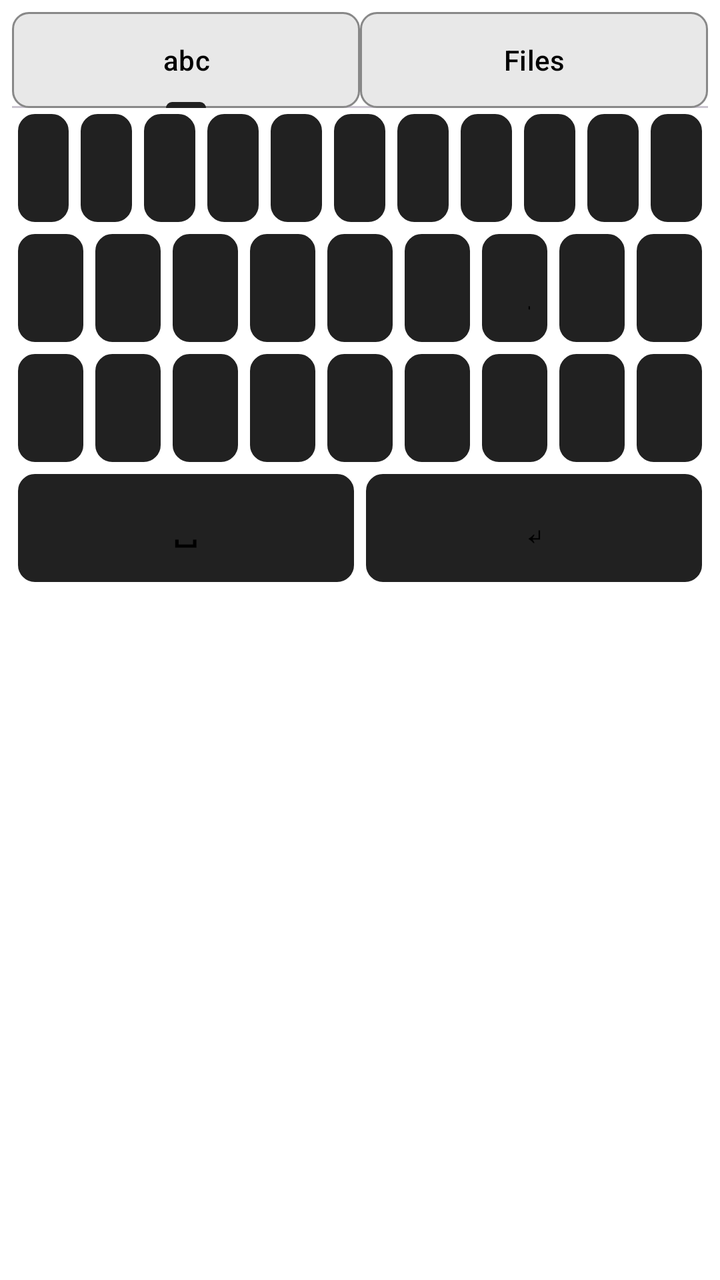
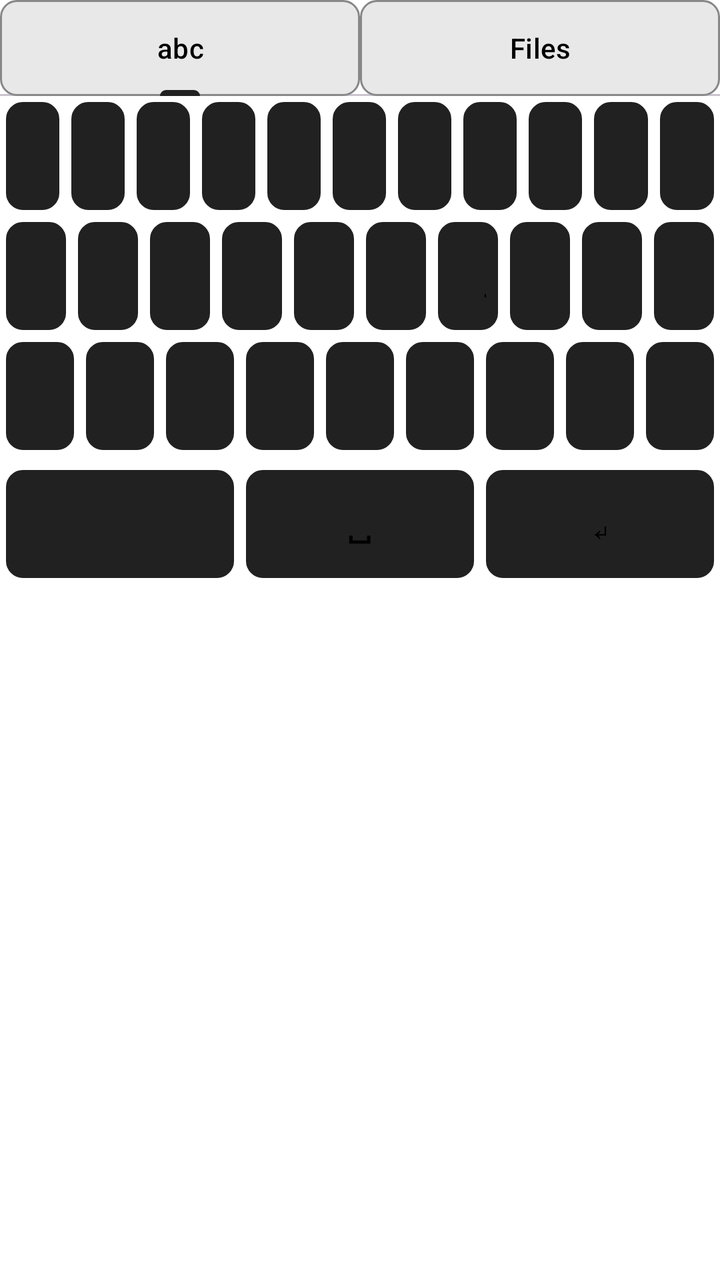

Before-and-after screenshots of an Android layout around one commit, followed by the original layout XML and the change that was made.
<!-- AndroidManifest.xml: application theme Theme.KeyTab -->
<!-- res/layout/keyboard_view.xml -->
<?xml version="1.0" encoding="utf-8"?>
<LinearLayout xmlns:android="http://schemas.android.com/apk/res/android"
    xmlns:app="http://schemas.android.com/apk/res-auto"
    android:layout_width="match_parent"
    android:layout_height="wrap_content"
    android:orientation="vertical"
    android:background="@color/kbd_bg"
    android:padding="6dp">

    
    <com.google.android.material.tabs.TabLayout
        android:id="@+id/ime_tabs"
        android:layout_width="match_parent"
        android:layout_height="wrap_content"
        app:tabMode="fixed"
        app:tabGravity="fill"
        app:tabIndicatorColor="@color/primary"
        app:tabSelectedTextColor="@color/text_primary"
        app:tabTextColor="@color/tab_text"
        app:tabBackground="@drawable/key_bg">

        <com.google.android.material.tabs.TabItem
            android:layout_width="wrap_content"
            android:layout_height="wrap_content"
            android:text="@string/ime_tab_letters" />

        <com.google.android.material.tabs.TabItem
            android:layout_width="wrap_content"
            android:layout_height="wrap_content"
            android:text="@string/ime_tab_files" />
    </com.google.android.material.tabs.TabLayout>

    <FrameLayout
        android:id="@+id/kb_container"
        android:layout_width="match_parent"
        android:layout_height="wrap_content">

        
        <LinearLayout
            android:id="@+id/kb_panel"
            android:layout_width="match_parent"
            android:layout_height="wrap_content"
            android:orientation="vertical">

            
            <LinearLayout style="@style/KeyRow">
                <Button style="@style/KeyDark" android:tag="letter" android:text="q" />
                <Button style="@style/KeyDark" android:tag="letter" android:text="w" />
                <Button style="@style/KeyDark" android:tag="letter" android:text="e" />
                <Button style="@style/KeyDark" android:tag="letter" android:text="r" />
                <Button style="@style/KeyDark" android:tag="letter" android:text="t" />
                <Button style="@style/KeyDark" android:tag="letter" android:text="z" />
                <Button style="@style/KeyDark" android:tag="letter" android:text="u" />
                <Button style="@style/KeyDark" android:tag="letter" android:text="i" />
                <Button style="@style/KeyDark" android:tag="letter" android:text="o" />
                <Button style="@style/KeyDark" android:tag="letter" android:text="p" />
                <Button style="@style/KeyDark" android:id="@+id/key_tab" android:text="@string/key_tab_label" />
            </LinearLayout>

            
            <LinearLayout style="@style/KeyRow">
                <Button style="@style/KeyDark" android:tag="letter" android:text="a" />
                <Button style="@style/KeyDark" android:tag="letter" android:text="s" />
                <Button style="@style/KeyDark" android:tag="letter" android:text="d" />
                <Button style="@style/KeyDark" android:tag="letter" android:text="f" />
                <Button style="@style/KeyDark" android:tag="letter" android:text="g" />
                <Button style="@style/KeyDark" android:tag="letter" android:text="h" />
                <Button style="@style/KeyDark" android:tag="letter" android:text="j" />
                <Button style="@style/KeyDark" android:tag="letter" android:text="k" />
                <Button style="@style/KeyDark" android:tag="letter" android:text="l" />
            </LinearLayout>

            
            <LinearLayout style="@style/KeyRow">
                <Button style="@style/KeyDark" android:id="@+id/key_shift" android:text="@string/key_shift_label" />
                <Button style="@style/KeyDark" android:tag="letter" android:text="y" />
                <Button style="@style/KeyDark" android:tag="letter" android:text="x" />
                <Button style="@style/KeyDark" android:tag="letter" android:text="c" />
                <Button style="@style/KeyDark" android:tag="letter" android:text="v" />
                <Button style="@style/KeyDark" android:tag="letter" android:text="b" />
                <Button style="@style/KeyDark" android:tag="letter" android:text="n" />
                <Button style="@style/KeyDark" android:tag="letter" android:text="m" />
                <Button style="@style/KeyDark" android:id="@+id/key_del" android:text="@string/key_del_label" />
            </LinearLayout>

            
            <LinearLayout style="@style/KeyRow">
                <Button style="@style/KeyDark" android:id="@+id/key_space" android:text="@string/key_space_label" />
                <Button style="@style/KeyDark" android:id="@+id/key_enter" android:text="@string/key_enter_label" />
            </LinearLayout>
        </LinearLayout>

        
        <LinearLayout
            android:id="@+id/file_panel"
            android:layout_width="match_parent"
            android:layout_height="wrap_content"
            android:orientation="vertical"
            android:visibility="gone">

            <LinearLayout
                android:layout_width="match_parent"
                android:layout_height="wrap_content"
                android:orientation="horizontal"
                android:gravity="center_vertical">

                <Button
                    android:id="@+id/btn_back_dir"
                    style="@style/KeyDark"
                    android:text="@string/up_dir" />

                <TextView
                    android:id="@+id/file_dir"
                    android:layout_width="0dp"
                    android:layout_height="wrap_content"
                    android:layout_weight="1"
                    android:singleLine="true"
                    android:ellipsize="start"
                    android:textColor="@color/text_primary"
                    android:padding="6dp" />
            </LinearLayout>

            <ListView
                android:id="@+id/file_list"
                android:layout_width="match_parent"
                android:layout_height="300dp"
                android:background="@color/list_bg" />
        </LinearLayout>
    </FrameLayout>
</LinearLayout>
<!-- resources referenced by this layout -->
<resources>
  <color name="kbd_bg">#FFFFFF</color>
  <color name="list_bg">#F2F2F2</color>
  <color name="primary">#212121</color>
  <color name="tab_text">#000000</color>
  <color name="text_primary">#000000</color>
  <!-- drawable key_bg (drawable) -->
  <?xml version="1.0" encoding="utf-8"?>
  <shape xmlns:android="http://schemas.android.com/apk/res/android">
      <solid android:color="@color/key_bg" />
      <stroke android:width="1dp" android:color="@color/key_outline" />
      <corners android:radius="8dp" />
  </shape>
  <string name="ime_tab_files">Files</string>
  <string name="ime_tab_letters">abc</string>
  <string name="key_del_label">⌫</string>
  <string name="key_enter_label">↵</string>
  <string name="key_shift_label">⇧</string>
  <string name="key_space_label">␣</string>
  <string name="key_tab_label">⇥</string>
  <string name="up_dir">▲</string>
  <style name="KeyDark" parent="android:Widget.Material.Button">
          <item name="android:layout_width">0dp</item>
          <item name="android:layout_height">54dp</item>
          <item name="android:layout_weight">1</item>
          <item name="android:layout_margin">3dp</item>
          <item name="android:background">@drawable/key_bg</item>
          <item name="android:textColor">@color/key_text</item>
          <item name="android:textAllCaps">false</item>
          <item name="android:textSize">18sp</item>
          <item name="android:stateListAnimator">@null</item>
          <item name="android:insetTop">0dp</item>
          <item name="android:insetBottom">0dp</item>
      </style>
  <style name="KeyRow">
          <item name="android:layout_width">match_parent</item>
          <item name="android:layout_height">wrap_content</item>
          <item name="android:orientation">horizontal</item>
      </style>
  <style name="Theme.KeyTab" parent="Theme.Material3.DayNight.NoActionBar">
          <item name="colorPrimary">@color/primary</item>
          <item name="colorOnPrimary">@color/on_primary</item>
          <item name="colorSurface">@color/surface</item>
          <item name="colorOnSurface">@color/text_primary</item>
          <item name="android:windowBackground">@color/background</item>
          <item name="android:statusBarColor">@color/background</item>
          <item name="android:textColorPrimary">@color/text_primary</item>
      </style>
  <color name="key_bg">#E8E8E8</color>
  <color name="key_outline">#888888</color>
  <color name="key_text">#000000</color>
  <color name="on_primary">#FFFFFF</color>
  <color name="surface">#FFFFFF</color>
  <color name="background">#FFFFFF</color>
</resources>

<!-- the commit's change to res/layout/keyboard_view.xml (unified diff, before → after) -->
@@ -5,7 +5,7 @@
     android:layout_height="wrap_content"
     android:orientation="vertical"
     android:background="@color/kbd_bg"
-    android:padding="6dp">
+    android:paddingBottom="4dp">
 
     
     <com.google.android.material.tabs.TabLayout
@@ -42,7 +42,6 @@
             android:layout_height="wrap_content"
             android:orientation="vertical">
 
-            
             <LinearLayout style="@style/KeyRow">
                 <Button style="@style/KeyDark" android:tag="letter" android:text="q" />
                 <Button style="@style/KeyDark" android:tag="letter" android:text="w" />
@@ -57,7 +56,6 @@
                 <Button style="@style/KeyDark" android:id="@+id/key_tab" android:text="@string/key_tab_label" />
             </LinearLayout>
 
-            
             <LinearLayout style="@style/KeyRow">
                 <Button style="@style/KeyDark" android:tag="letter" android:text="a" />
                 <Button style="@style/KeyDark" android:tag="letter" android:text="s" />
@@ -68,9 +66,9 @@
                 <Button style="@style/KeyDark" android:tag="letter" android:text="j" />
                 <Button style="@style/KeyDark" android:tag="letter" android:text="k" />
                 <Button style="@style/KeyDark" android:tag="letter" android:text="l" />
-            </LinearLayout>
-
-            
+                <Button style="@style/KeyDark" android:id="@+id/key_oe" android:text="ö" />
+            </LinearLayout>
+
             <LinearLayout style="@style/KeyRow">
                 <Button style="@style/KeyDark" android:id="@+id/key_shift" android:text="@string/key_shift_label" />
                 <Button style="@style/KeyDark" android:tag="letter" android:text="y" />
@@ -82,11 +80,66 @@
                 <Button style="@style/KeyDark" android:tag="letter" android:text="m" />
                 <Button style="@style/KeyDark" android:id="@+id/key_del" android:text="@string/key_del_label" />
             </LinearLayout>
-
-            
-            <LinearLayout style="@style/KeyRow">
-                <Button style="@style/KeyDark" android:id="@+id/key_space" android:text="@string/key_space_label" />
-                <Button style="@style/KeyDark" android:id="@+id/key_enter" android:text="@string/key_enter_label" />
+        </LinearLayout>
+
+        
+        <LinearLayout
+            android:id="@+id/sym_panel"
+            android:layout_width="match_parent"
+            android:layout_height="wrap_content"
+            android:orientation="vertical"
+            android:visibility="gone">
+
+            <LinearLayout style="@style/KeyRow">
+                <Button style="@style/KeyDark" android:tag="sym" android:text="1" />
+                <Button style="@style/KeyDark" android:tag="sym" android:text="2" />
+                <Button style="@style/KeyDark" android:tag="sym" android:text="3" />
+                <Button style="@style/KeyDark" android:tag="sym" android:text="4" />
+                <Button style="@style/KeyDark" android:tag="sym" android:text="5" />
+                <Button style="@style/KeyDark" android:tag="sym" android:text="6" />
+                <Button style="@style/KeyDark" android:tag="sym" android:text="7" />
+                <Button style="@style/KeyDark" android:tag="sym" android:text="8" />
+                <Button style="@style/KeyDark" android:tag="sym" android:text="9" />
+                <Button style="@style/KeyDark" android:tag="sym" android:text="0" />
+            </LinearLayout>
+
+            <LinearLayout style="@style/KeyRow">
+                <Button style="@style/KeyDark" android:tag="sym" android:text="-" />
+                <Button style="@style/KeyDark" android:tag="sym" android:text="/" />
+                <Button style="@style/KeyDark" android:tag="sym" android:text=":" />
+                <Button style="@style/KeyDark" android:tag="sym" android:text=";" />
+                <Button style="@style/KeyDark" android:tag="sym" android:text="(" />
+                <Button style="@style/KeyDark" android:tag="sym" android:text=")" />
+                <Button style="@style/KeyDark" android:tag="sym" android:text="$" />
+                <Button style="@style/KeyDark" android:tag="sym" android:text="@" />
+                <Button style="@style/KeyDark" android:tag="sym" android:text="&amp;" />
+                <Button style="@style/KeyDark" android:tag="sym" android:text="%" />
+            </LinearLayout>
+
+            <LinearLayout style="@style/KeyRow">
+                <Button style="@style/KeyDark" android:tag="sym" android:text="." />
+                <Button style="@style/KeyDark" android:tag="sym" android:text="," />
+                <Button style="@style/KeyDark" android:tag="sym" android:text="?" />
+                <Button style="@style/KeyDark" android:tag="sym" android:text="!" />
+                <Button style="@style/KeyDark" android:tag="sym" android:text="=" />
+                <Button style="@style/KeyDark" android:tag="sym" android:text="+" />
+                <Button style="@style/KeyDark" android:tag="sym" android:text="*" />
+                <Button style="@style/KeyDark" android:tag="sym" android:text="_" />
+                <Button style="@style/KeyDark" android:tag="sym" android:text="&quot;" />
+                <Button style="@style/KeyDark" android:tag="sym" android:text="'" />
+            </LinearLayout>
+
+            <LinearLayout style="@style/KeyRow">
+                <Button style="@style/KeyDark" android:tag="sym" android:text="[" />
+                <Button style="@style/KeyDark" android:tag="sym" android:text="]" />
+                <Button style="@style/KeyDark" android:tag="sym" android:text="{" />
+                <Button style="@style/KeyDark" android:tag="sym" android:text="}" />
+                <Button style="@style/KeyDark" android:tag="sym" android:text="# " />
+                <Button style="@style/KeyDark" android:tag="sym" android:text="&lt;" />
+                <Button style="@style/KeyDark" android:tag="sym" android:text="&gt;" />
+                <Button style="@style/KeyDark" android:tag="sym" android:text="|" />
+                <Button style="@style/KeyDark" android:tag="sym" android:text="\\" />
+                <Button style="@style/KeyDark" android:tag="sym" android:text="~" />
             </LinearLayout>
         </LinearLayout>
 
@@ -107,6 +160,7 @@
                 <Button
                     android:id="@+id/btn_back_dir"
                     style="@style/KeyDark"
+                    android:layout_width="wrap_content"
                     android:text="@string/up_dir" />
 
                 <TextView
@@ -125,6 +179,22 @@
                 android:layout_width="match_parent"
                 android:layout_height="300dp"
                 android:background="@color/list_bg" />
+
+            <TextView
+                android:id="@+id/file_hint"
+                android:layout_width="match_parent"
+                android:layout_height="wrap_content"
+                android:padding="6dp"
+                android:textSize="13sp"
+                android:textColor="@color/text_secondary" />
         </LinearLayout>
     </FrameLayout>
+
+    
+    <LinearLayout style="@style/KeyRow"
+        android:layout_marginTop="4dp">
+        <Button style="@style/KeyDark" android:id="@+id/key_toggle" android:text="" />
+        <Button style="@style/KeyDark" android:id="@+id/key_space" android:text="@string/key_space_label" />
+        <Button style="@style/KeyDark" android:id="@+id/key_enter" android:text="@string/key_enter_label" />
+    </LinearLayout>
 </LinearLayout>
<!-- resource entries referenced after the edit -->
@@ -5,6 +5,7 @@
   <color name="primary">#212121</color>
   <color name="tab_text">#000000</color>
   <color name="text_primary">#000000</color>
+  <color name="text_secondary">#424242</color>
   <!-- drawable key_bg (drawable) -->
   <?xml version="1.0" encoding="utf-8"?>
   <shape xmlns:android="http://schemas.android.com/apk/res/android">
